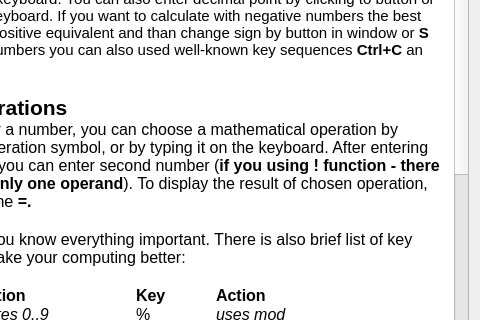
Qt form src/gui/helpwindow.ui (vojone/dumdumCalc) before a commit; both pictures show x 120 to 600 and y 205 to 525 of the 600 by 720 pixel window.
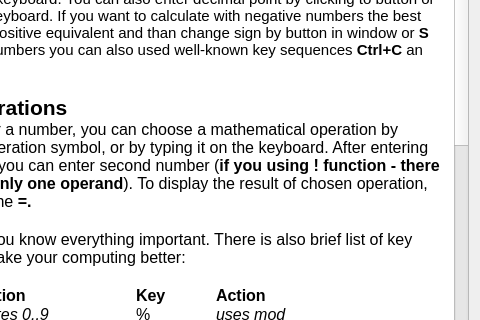
The same form after that commit.

Commit message: Fixed bugs in gui (line wrapping of numbers)

```diff
--- a/src/gui/helpwindow.ui
+++ b/src/gui/helpwindow.ui
@@ -72,7 +72,10 @@
 &lt;p style=&quot; margin-top:0px; margin-bottom:0px; margin-left:0px; margin-right:0px; -qt-block-indent:0; text-indent:0px;&quot;&gt;&lt;span style=&quot; font-size:12pt;&quot;&gt;R	&lt;/span&gt;&lt;span style=&quot; font-size:12pt; font-style:italic;&quot;&gt;use root&lt;/span&gt;&lt;/p&gt;
 &lt;p style=&quot;-qt-paragraph-type:empty; margin-top:0px; margin-bottom:0px; margin-left:0px; margin-right:0px; -qt-block-indent:0; text-indent:0px; font-size:12pt; font-style:italic;&quot;&gt;&lt;br /&gt;&lt;/p&gt;
 &lt;p style=&quot; margin-top:0px; margin-bottom:0px; margin-left:0px; margin-right:0px; -qt-block-indent:0; text-indent:0px;&quot;&gt;&lt;span style=&quot; font-size:16pt; font-weight:600;&quot;&gt;Format&lt;/span&gt;&lt;/p&gt;
-&lt;p style=&quot; margin-top:0px; margin-bottom:0px; margin-left:0px; margin-right:0px; -qt-block-indent:0; text-indent:0px;&quot;&gt;&lt;span style=&quot; font-size:12pt;&quot;&gt;15 numbers (it doesnt depend where - whether before or after decimal point) of results are showed in std. number format (e. g. 123465789123456), than numbers &lt;/span&gt;&lt;span style=&quot; font-size:12pt; font-weight:600;&quot;&gt; &lt;/span&gt;&lt;span style=&quot; font-size:12pt;&quot;&gt;are showed in exponential form (e.g. 1.123456789123456e+15)&lt;/span&gt;&lt;/p&gt;
+&lt;p style=&quot; margin-top:0px; margin-bottom:0px; margin-left:0px; margin-right:0px; -qt-block-indent:0; text-indent:0px;&quot;&gt;&lt;span style=&quot; font-size:12pt;&quot;&gt;12 valid numbers (it doesnt depend where - whether before or after decimal point, zero is not valid number) of results are showed in std. number format (e. g. 12346578912), than numbers &lt;/span&gt;&lt;span style=&quot; font-size:12pt; font-weight:600;&quot;&gt; &lt;/span&gt;&lt;span style=&quot; font-size:12pt;&quot;&gt;are showed in exponential form (e.g. 1.123456789123e+12)&lt;/span&gt;&lt;/p&gt;
+&lt;p style=&quot;-qt-paragraph-type:empty; margin-top:0px; margin-bottom:0px; margin-left:0px; margin-right:0px; -qt-block-indent:0; text-indent:0px; font-size:12pt;&quot;&gt;&lt;br /&gt;&lt;/p&gt;
+&lt;p style=&quot; margin-top:0px; margin-bottom:0px; margin-left:0px; margin-right:0px; -qt-block-indent:0; text-indent:0px;&quot;&gt;&lt;span style=&quot; font-size:14pt; font-weight:600;&quot;&gt;Precision&lt;/span&gt;&lt;/p&gt;
+&lt;p style=&quot; margin-top:0px; margin-bottom:0px; margin-left:0px; margin-right:0px; -qt-block-indent:0; text-indent:0px;&quot;&gt;&lt;span style=&quot; font-size:12pt;&quot;&gt;Be careful, if your numbers are too long (about 15 valid numbers), the results can lost their precision in least significant ciphers.&lt;/span&gt;&lt;/p&gt;
 &lt;p style=&quot;-qt-paragraph-type:empty; margin-top:0px; margin-bottom:0px; margin-left:0px; margin-right:0px; -qt-block-indent:0; text-indent:0px; font-size:12pt; font-style:italic;&quot;&gt;&lt;br /&gt;&lt;/p&gt;
 &lt;p style=&quot; margin-top:0px; margin-bottom:0px; margin-left:0px; margin-right:0px; -qt-block-indent:0; text-indent:0px;&quot;&gt;&lt;span style=&quot; font-size:16pt; font-weight:600;&quot;&gt;?! &lt;/span&gt;&lt;span style=&quot; font-size:16pt; font-weight:600; font-style:italic;&quot;&gt;I see letters on display&lt;/span&gt;&lt;span style=&quot; font-size:16pt; font-weight:600;&quot;&gt; !!!&lt;/span&gt;&lt;/p&gt;
 &lt;p style=&quot; margin-top:0px; margin-bottom:0px; margin-left:0px; margin-right:0px; -qt-block-indent:0; text-indent:0px;&quot;&gt;&lt;span style=&quot; font-size:12pt;&quot;&gt;There are also special situations that you can meet during the computation:&lt;/span&gt;&lt;/p&gt;
@@ -83,14 +86,15 @@
 &lt;p style=&quot; margin-top:0px; margin-bottom:0px; margin-left:0px; margin-right:0px; -qt-block-indent:0; text-indent:0px;&quot;&gt;&lt;span style=&quot; font-size:14pt; color:#ef2929;&quot;&gt;Errors&lt;/span&gt;&lt;/p&gt;
 &lt;p style=&quot; margin-top:0px; margin-bottom:0px; margin-left:0px; margin-right:0px; -qt-block-indent:0; text-indent:0px;&quot;&gt;&lt;span style=&quot; font-size:12pt; color:#000000;&quot;&gt;We are sorry but if the letters are red, errors occured. There are some reasons of most common errors:&lt;/span&gt;&lt;/p&gt;
 &lt;p style=&quot;-qt-paragraph-type:empty; margin-top:0px; margin-bottom:0px; margin-left:0px; margin-right:0px; -qt-block-indent:0; text-indent:0px; font-size:12pt; color:#000000;&quot;&gt;&lt;br /&gt;&lt;/p&gt;
-&lt;p style=&quot; margin-top:0px; margin-bottom:0px; margin-left:0px; margin-right:0px; -qt-block-indent:0; text-indent:0px;&quot;&gt;&lt;span style=&quot; font-size:12pt; color:#ef2929;&quot;&gt;Division by zero&lt;/span&gt;&lt;span style=&quot; font-size:12pt; color:#000000;&quot;&gt; = basically, you cant divide by 0&lt;/span&gt;&lt;/p&gt;
-&lt;p style=&quot; margin-top:0px; margin-bottom:0px; margin-left:0px; margin-right:0px; -qt-block-indent:0; text-indent:0px;&quot;&gt;&lt;span style=&quot; font-size:12pt; color:#ef2929;&quot;&gt;Modulo by zero&lt;/span&gt;&lt;span style=&quot; font-size:12pt; color:#000000;&quot;&gt; = you cant do mod0&lt;/span&gt;&lt;/p&gt;
-&lt;p style=&quot; margin-top:0px; margin-bottom:0px; margin-left:0px; margin-right:0px; -qt-block-indent:0; text-indent:0px;&quot;&gt;&lt;span style=&quot; font-size:12pt; color:#ef2929;&quot;&gt;Only integers&lt;/span&gt;&lt;span style=&quot; font-size:12pt; color:#000000;&quot;&gt; = the operation you chose can compute only with whole numbers (in this calculator)&lt;/span&gt;&lt;/p&gt;
-&lt;p style=&quot; margin-top:0px; margin-bottom:0px; margin-left:0px; margin-right:0px; -qt-block-indent:0; text-indent:0px;&quot;&gt;&lt;span style=&quot; font-size:12pt; color:#ef2929;&quot;&gt;Only positive numbers &lt;/span&gt;&lt;span style=&quot; font-size:12pt; color:#000000;&quot;&gt;= you can pass only positive numbers to operation you chose&lt;/span&gt;&lt;/p&gt;
+&lt;p style=&quot; margin-top:0px; margin-bottom:0px; margin-left:0px; margin-right:0px; -qt-block-indent:0; text-indent:0px;&quot;&gt;&lt;span style=&quot; font-size:12pt; color:#ef2929;&quot;&gt;Division By 0!&lt;/span&gt;&lt;span style=&quot; font-size:12pt; color:#000000;&quot;&gt; = basically, you cant divide by 0&lt;/span&gt;&lt;/p&gt;
+&lt;p style=&quot; margin-top:0px; margin-bottom:0px; margin-left:0px; margin-right:0px; -qt-block-indent:0; text-indent:0px;&quot;&gt;&lt;span style=&quot; font-size:12pt; color:#ef2929;&quot;&gt;Modulo By 0!&lt;/span&gt;&lt;span style=&quot; font-size:12pt; color:#000000;&quot;&gt; = you cant do mod0&lt;/span&gt;&lt;/p&gt;
+&lt;p style=&quot; margin-top:0px; margin-bottom:0px; margin-left:0px; margin-right:0px; -qt-block-indent:0; text-indent:0px;&quot;&gt;&lt;span style=&quot; font-size:12pt; color:#ef2929;&quot;&gt;Only Integers!&lt;/span&gt;&lt;span style=&quot; font-size:12pt; color:#000000;&quot;&gt; = the operation you chose can compute only with whole numbers (in this calculator)&lt;/span&gt;&lt;/p&gt;
+&lt;p style=&quot; margin-top:0px; margin-bottom:0px; margin-left:0px; margin-right:0px; -qt-block-indent:0; text-indent:0px;&quot;&gt;&lt;span style=&quot; font-size:12pt; color:#ef2929;&quot;&gt;Only Positive Numbers! &lt;/span&gt;&lt;span style=&quot; font-size:12pt; color:#000000;&quot;&gt;= you can pass only positive numbers to operation you chose&lt;/span&gt;&lt;/p&gt;
+&lt;p style=&quot; margin-top:0px; margin-bottom:0px; margin-left:0px; margin-right:0px; -qt-block-indent:0; text-indent:0px;&quot;&gt;&lt;span style=&quot; font-size:12pt; color:#ef2929;&quot;&gt;Undefined Expression! &lt;/span&gt;&lt;span style=&quot; font-size:12pt; color:#000000;&quot;&gt;= expression cannote be solved&lt;/span&gt;&lt;/p&gt;
 &lt;p style=&quot;-qt-paragraph-type:empty; margin-top:0px; margin-bottom:0px; margin-left:0px; margin-right:0px; -qt-block-indent:0; text-indent:0px; font-size:12pt; color:#000000;&quot;&gt;&lt;br /&gt;&lt;/p&gt;
 &lt;p style=&quot; margin-top:0px; margin-bottom:0px; margin-left:0px; margin-right:0px; -qt-block-indent:0; text-indent:0px;&quot;&gt;&lt;span style=&quot; font-size:12pt; color:#000000;&quot;&gt;If you see this, just write new numbers and errors should be gone...&lt;/span&gt;&lt;/p&gt;
 &lt;p style=&quot;-qt-paragraph-type:empty; margin-top:0px; margin-bottom:0px; margin-left:0px; margin-right:0px; -qt-block-indent:0; text-indent:0px; font-size:12pt; color:#000000;&quot;&gt;&lt;br /&gt;&lt;/p&gt;
-&lt;p style=&quot; margin-top:0px; margin-bottom:0px; margin-left:0px; margin-right:0px; -qt-block-indent:0; text-indent:0px;&quot;&gt;&lt;span style=&quot; font-size:14pt; color:#204a87;&quot;&gt;Infinity&lt;/span&gt;&lt;/p&gt;
+&lt;p style=&quot; margin-top:0px; margin-bottom:0px; margin-left:0px; margin-right:0px; -qt-block-indent:0; text-indent:0px;&quot;&gt;&lt;span style=&quot; font-size:14pt; color:#0d00ff;&quot;&gt;Infinity&lt;/span&gt;&lt;/p&gt;
 &lt;p style=&quot; margin-top:0px; margin-bottom:0px; margin-left:0px; margin-right:0px; -qt-block-indent:0; text-indent:0px;&quot;&gt;&lt;span style=&quot; font-size:12pt; color:#000000;&quot;&gt;We are sorry, your numbers are too high (or low) too show them. But we can tell you if it is positive or negative high number! If you see this, just write new numbers...&lt;/span&gt;&lt;/p&gt;
 &lt;p style=&quot;-qt-paragraph-type:empty; margin-top:0px; margin-bottom:0px; margin-left:0px; margin-right:0px; -qt-block-indent:0; text-indent:0px; font-size:12pt; color:#ef2929;&quot;&gt;&lt;br /&gt;&lt;/p&gt;
 &lt;p style=&quot;-qt-paragraph-type:empty; margin-top:0px; margin-bottom:0px; margin-left:0px; margin-right:0px; -qt-block-indent:0; text-indent:0px; font-size:12pt;&quot;&gt;&lt;br /&gt;&lt;/p&gt;&lt;/body&gt;&lt;/html&gt;</string>
```
The commit also changes 5 other files.
